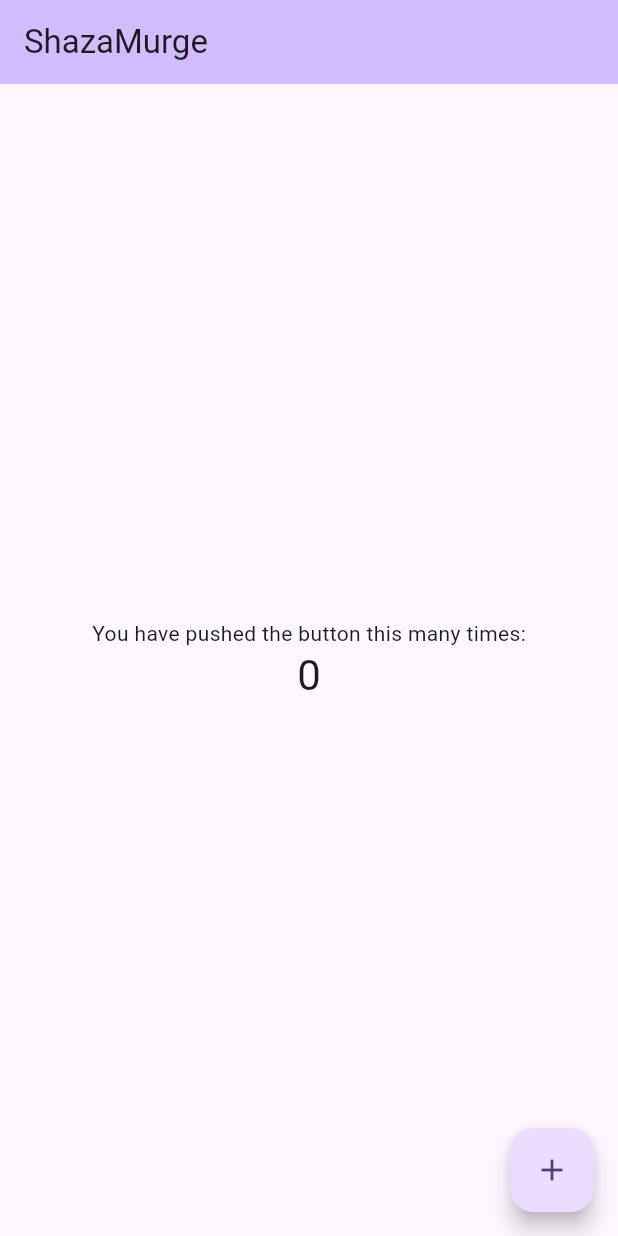
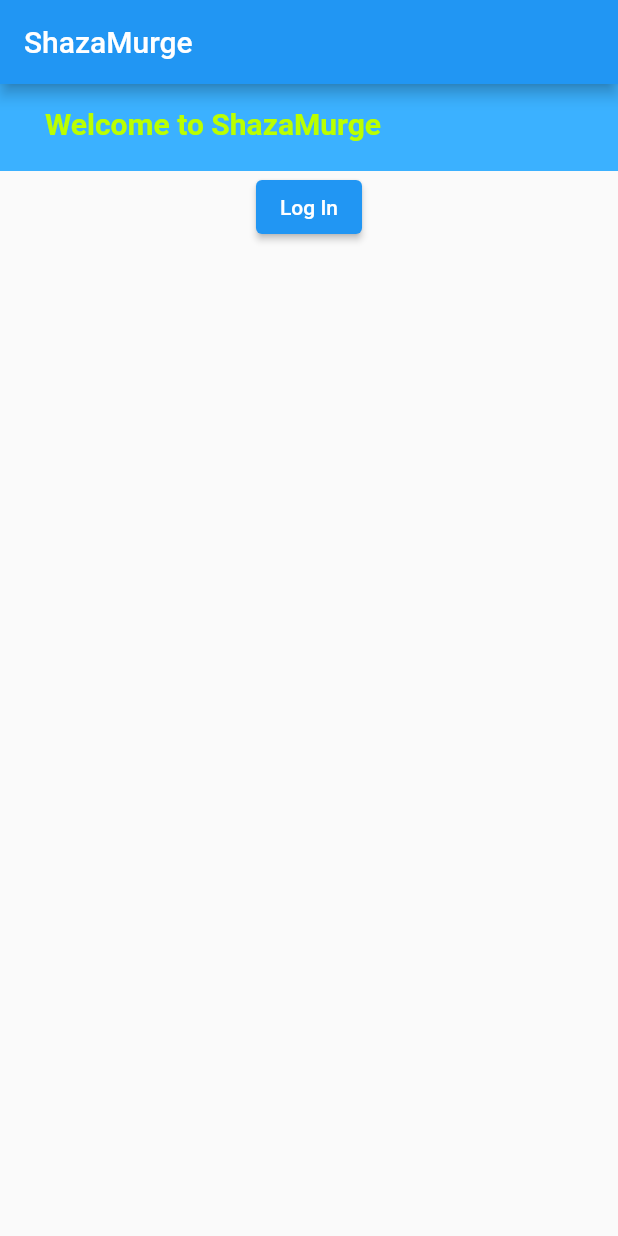
Before and after one commit to AlexisSaccoman/shazam, a Flutter app: the screen it shows after launch, on a phone screen of 412 x 824 dp. Run offline on Flutter 3.47's test engine with Material 2 defaults, Android fonts, the phone set to English and light mode, and no system bars.

Commit message:
update main.dart

```diff
--- a/lib/main.dart
+++ b/lib/main.dart
@@ -1,125 +1,88 @@
 import 'package:flutter/material.dart';
 
 void main() {
-  runApp(const MyApp());
+  runApp(MyApp());
 }
 
 class MyApp extends StatelessWidget {
-  const MyApp({super.key});
+  const MyApp({Key? key}) : super(key: key);
 
-  // This widget is the root of your application.
   @override
   Widget build(BuildContext context) {
     return MaterialApp(
-      title: 'Shazamurge',
-      theme: ThemeData(
-        // This is the theme of your application.
-        //
-        // TRY THIS: Try running your application with "flutter run". You'll see
-        // the application has a blue toolbar. Then, without quitting the app,
-        // try changing the seedColor in the colorScheme below to Colors.green
-        // and then invoke "hot reload" (save your changes or press the "hot
-        // reload" button in a Flutter-supported IDE, or press "r" if you used
-        // the command line to start the app).
-        //
-        // Notice that the counter didn't reset back to zero; the application
-        // state is not lost during the reload. To reset the state, use hot
-        // restart instead.
-        //
-        // This works for code too, not just values: Most code changes can be
-        // tested with just a hot reload.
-        colorScheme: ColorScheme.fromSeed(seedColor: Colors.deepPurple),
-        useMaterial3: true,
-      ),
-      home: const MyHomePage(title: 'ShazaMurge'),
+      home: Home(),
     );
   }
 }
 
-class MyHomePage extends StatefulWidget {
-  const MyHomePage({super.key, required this.title});
-
-  // This widget is the home page of your application. It is stateful, meaning
-  // that it has a State object (defined below) that contains fields that affect
-  // how it looks.
-
-  // This class is the configuration for the state. It holds the values (in this
-  // case the title) provided by the parent (in this case the App widget) and
-  // used by the build method of the State. Fields in a Widget subclass are
-  // always marked "final".
-
-  final String title;
-
-  @override
-  State<MyHomePage> createState() => _MyHomePageState();
-}
-
-class _MyHomePageState extends State<MyHomePage> {
-  int _counter = 0;
-
-  void _incrementCounter() {
-    setState(() {
-      // This call to setState tells the Flutter framework that something has
-      // changed in this State, which causes it to rerun the build method below
-      // so that the display can reflect the updated values. If we changed
-      // _counter without calling setState(), then the build method would not be
-      // called again, and so nothing would appear to happen.
-      _counter++;
-    });
-  }
-
+// page d'ACCUEIL
+class Home extends StatelessWidget {
   @override
   Widget build(BuildContext context) {
-    // This method is rerun every time setState is called, for instance as done
-    // by the _incrementCounter method above.
-    //
-    // The Flutter framework has been optimized to make rerunning build methods
-    // fast, so that you can just rebuild anything that needs updating rather
-    // than having to individually change instances of widgets.
     return Scaffold(
       appBar: AppBar(
-        // TRY THIS: Try changing the color here to a specific color (to
-        // Colors.amber, perhaps?) and trigger a hot reload to see the AppBar
-        // change color while the other colors stay the same.
-        backgroundColor: Theme.of(context).colorScheme.inversePrimary,
-        // Here we take the value from the MyHomePage object that was created by
-        // the App.build method, and use it to set our appbar title.
-        title: Text(widget.title),
+        title: Text('ShazaMurge'),
       ),
       body: Center(
-        // Center is a layout widget. It takes a single child and positions it
-        // in the middle of the parent.
         child: Column(
-          // Column is also a layout widget. It takes a list of children and
-          // arranges them vertically. By default, it sizes itself to fit its
-          // children horizontally, and tries to be as tall as its parent.
-          //
-          // Column has various properties to control how it sizes itself and
-          // how it positions its children. Here we use mainAxisAlignment to
-          // center the children vertically; the main axis here is the vertical
-          // axis because Columns are vertical (the cross axis would be
-          // horizontal).
-          //
-          // TRY THIS: Invoke "debug painting" (choose the "Toggle Debug Paint"
-          // action in the IDE, or press "p" in the console), to see the
-          // wireframe for each widget.
-          mainAxisAlignment: MainAxisAlignment.center,
+          mainAxisAlignment: MainAxisAlignment.start,
           children: <Widget>[
-            const Text(
-              'You have pushed the button this many times:',
+            Container(
+              color: const Color.fromARGB(255, 59, 177, 255),
+              width: double.infinity,
+              padding: EdgeInsets.fromLTRB(30.0, 15.0, 32.0, 20.0),
+              child: const Text(
+                "Welcome to ShazaMurge",
+                style: TextStyle(
+                  fontSize: 20,
+                  color: Color.fromARGB(255, 187, 255, 0),
+                  fontWeight: FontWeight.bold,
+                ),
+              ),
             ),
-            Text(
-              '$_counter',
-              style: Theme.of(context).textTheme.headlineMedium,
+            ElevatedButton(
+              onPressed: () {
+                Navigator.push(
+                  context,
+                  MaterialPageRoute(builder: (context) => SecondPage()),
+                );
+              },
+              child: Text('Log In'),
             ),
           ],
         ),
       ),
-      floatingActionButton: FloatingActionButton(
-        onPressed: _incrementCounter,
-        tooltip: 'Increment',
-        child: const Icon(Icons.add),
-      ), // This trailing comma makes auto-formatting nicer for build methods.
     );
   }
 }
+
+class SecondPage extends StatelessWidget {
+  @override
+  Widget build(BuildContext context) {
+    return Scaffold(
+      appBar: AppBar(
+        title: Text('Log In'),
+      ),
+      body: Center(
+        child: Column(
+          mainAxisAlignment: MainAxisAlignment.start,
+          children: <Widget>[
+            Container(
+              color: const Color.fromARGB(255, 59, 177, 255),
+              width: double.infinity,
+              padding: EdgeInsets.fromLTRB(30.0, 15.0, 32.0, 20.0),
+              child: const Text(
+                "Please log in or sign up",
+                style: TextStyle(
+                  fontSize: 20,
+                  color: Color.fromARGB(255, 187, 255, 0),
+                  fontWeight: FontWeight.bold,
+                ),
+              ),
+            ),
+          ],
+        ),
+      ),
+    );
+  }
+}
```
